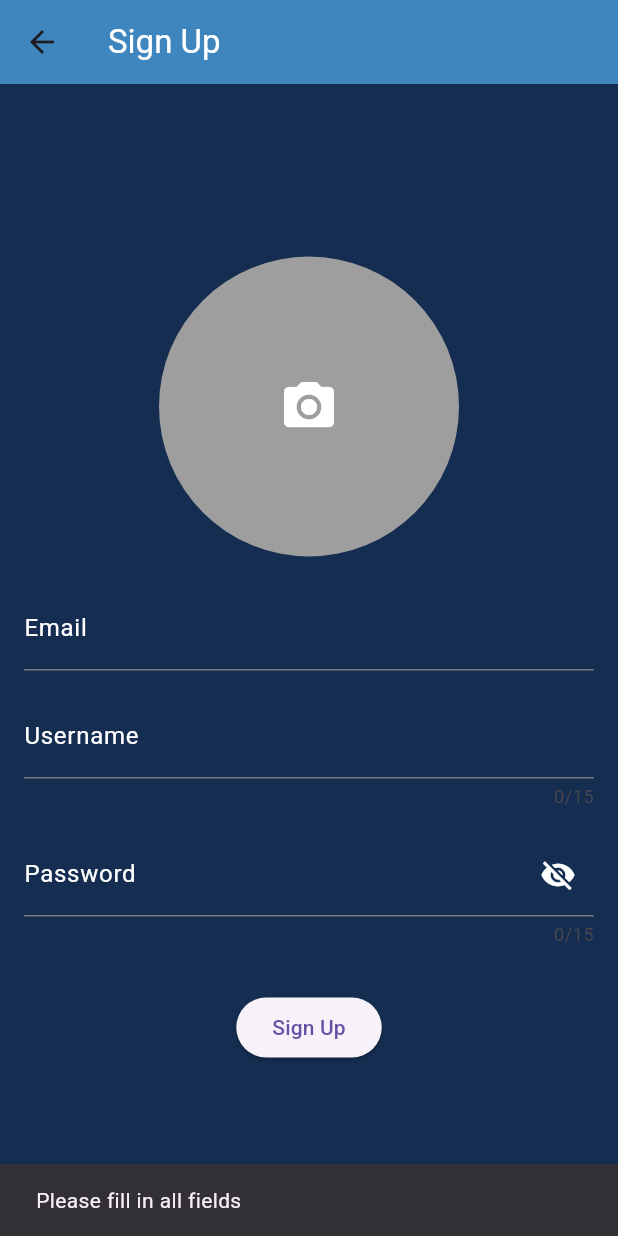
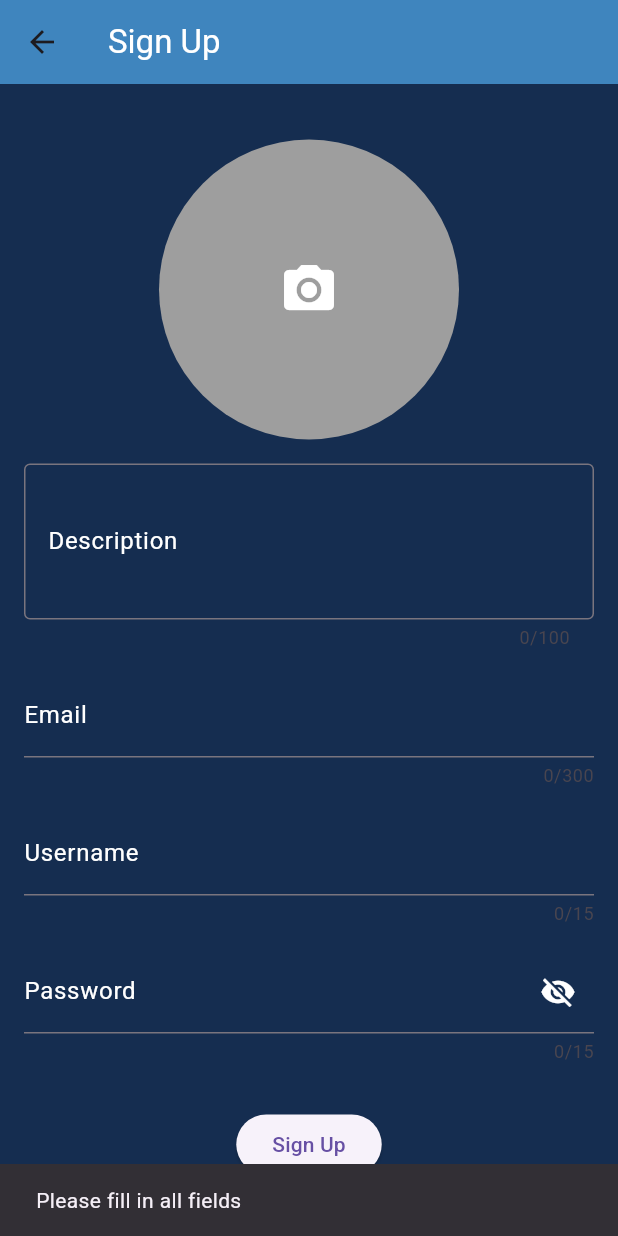
Before and after one commit to casemiromjm/ItemSwap, a Flutter app: the SignupScreen screen opened directly, after a tap on "Sign Up", on a phone screen of 412 x 824 dp. Run offline on Flutter 3.47's test engine with Material 3 defaults, Android fonts, the phone set to English and light mode, and no system bars; our stand-ins replace cloud_firestore, diacritic, file_picker, firebase_auth, firebase_core, flutter_map and 2 more; accounts and stored records are empty.

Commit message:
signup_v1.2.1

```diff
--- a/lib/screens/signup_screen.dart
+++ b/lib/screens/signup_screen.dart
@@ -3,6 +3,7 @@ import 'package:firebase_auth/firebase_auth.dart';
 import 'package:cloud_firestore/cloud_firestore.dart';
 import 'package:flutter/material.dart';
 import 'image_handler.dart';
+import 'home_screen.dart';
 
 class SignupScreen extends StatefulWidget {
   const SignupScreen({super.key});
@@ -12,22 +13,18 @@ class SignupScreen extends StatefulWidget {
 }
 
 class _SignupScreenState extends State<SignupScreen> {
-  final TextEditingController _emailController =
-      TextEditingController(); // Email controller
+  final TextEditingController _emailController = TextEditingController();
   final TextEditingController _usernameController = TextEditingController();
   final TextEditingController _passwordController = TextEditingController();
+  final TextEditingController _descriptionController = TextEditingController();
   String? _imageBase64;
-  bool _isPasswordVisible = false; // Track password visibility
-  bool _isLoading = false; // Track the loading state
+  bool _isPasswordVisible = false;
+  bool _isLoading = false;
   String _errorMessage = '';
 
-  // Firebase Auth instance
   final FirebaseAuth _auth = FirebaseAuth.instance;
-
-  // Firebase Firestore instance
   final FirebaseFirestore _firestore = FirebaseFirestore.instance;
 
-  // Function to pick image
   Future<void> _pickImage() async {
     await pickImage((compressedImageBase64) {
       setState(() {
@@ -36,12 +33,12 @@ class _SignupScreenState extends State<SignupScreen> {
     });
   }
 
-  // Function to send verification email and create user if verified
   Future<void> _signUp() async {
     if (_usernameController.text.isEmpty ||
         _passwordController.text.isEmpty ||
         _imageBase64 == null ||
-        _emailController.text.isEmpty) {
+        _emailController.text.isEmpty ||
+        _descriptionController.text.isEmpty) {
       ScaffoldMessenger.of(context).showSnackBar(
         const SnackBar(content: Text('Please fill in all fields')),
       );
@@ -50,18 +47,16 @@ class _SignupScreenState extends State<SignupScreen> {
 
     setState(() {
       _isLoading = true;
-      _errorMessage = ''; // Reset error message
+      _errorMessage = '';
     });
 
     try {
-      // Create user using FirebaseAuth with email
       UserCredential userCredential = await _auth
           .createUserWithEmailAndPassword(
-            email: _emailController.text, // Use the email entered by the user
+            email: _emailController.text,
             password: _passwordController.text,
           );
 
-      // Send verification email
       await userCredential.user!.sendEmailVerification();
 
       ScaffoldMessenger.of(context).showSnackBar(
@@ -70,12 +65,10 @@ class _SignupScreenState extends State<SignupScreen> {
         ),
       );
 
-      // After sending email, allow user to check verification status manually
       setState(() {
         _isLoading = false;
       });
 
-      // You can guide the user here to check their email and manually refresh
       _showVerificationDialog(userCredential.user!);
     } on FirebaseAuthException catch (e) {
       setState(() {
@@ -85,7 +78,6 @@ class _SignupScreenState extends State<SignupScreen> {
     }
   }
 
-  // Show a dialog asking the user to check their email and refresh the status
   void _showVerificationDialog(User user) {
     showDialog(
       context: context,
@@ -99,11 +91,9 @@ class _SignupScreenState extends State<SignupScreen> {
               const SizedBox(height: 10),
               ElevatedButton(
                 onPressed: () async {
-                  // Reload the user and check email verification status
                   await user.reload();
                   User? updatedUser = _auth.currentUser;
 
-                  // Make sure the user is reloaded correctly
                   if (updatedUser != null && updatedUser.emailVerified) {
                     Navigator.of(context).pop();
                     _createUserInFirestore(updatedUser);
@@ -127,18 +117,22 @@ class _SignupScreenState extends State<SignupScreen> {
     );
   }
 
-  // Function to save user to Firestore
   Future<void> _createUserInFirestore(User user) async {
     String userId = user.uid;
 
-    // Save user data to Firestore, including userCreatedCount
     await _firestore.collection('users').doc(userId).set({
       'username': _usernameController.text,
       'image': _imageBase64,
+      'description': _descriptionController.text,
       'created_at': Timestamp.now(),
       'items_given': 0,
       'items_received': 0,
     });
+
+    Navigator.pushReplacement(
+      context,
+      MaterialPageRoute(builder: (context) => HomeScreen()),
+    );
 
     ScaffoldMessenger.of(
       context,
@@ -179,9 +173,22 @@ class _SignupScreenState extends State<SignupScreen> {
                             : null,
                   ),
                 ),
-                const SizedBox(height: 20),
+                const SizedBox(height: 16),
                 TextField(
-                  controller: _emailController, // Email input field
+                  maxLength: 100,
+                  maxLines: 3,
+                  controller: _descriptionController,
+                  decoration: const InputDecoration(
+                    labelText: 'Description',
+                    labelStyle: TextStyle(color: Colors.white),
+                    border: OutlineInputBorder(),
+                  ),
+                  style: const TextStyle(color: Colors.white),
+                ),
+                const SizedBox(height: 16),
+                TextField(
+                  controller: _emailController,
+                  maxLength: 300,
                   decoration: const InputDecoration(
                     labelText: 'Email',
                     labelStyle: TextStyle(color: Colors.white),
@@ -202,8 +209,7 @@ class _SignupScreenState extends State<SignupScreen> {
                 TextField(
                   maxLength: 15,
                   controller: _passwordController,
-                  obscureText:
-                      !_isPasswordVisible, // Toggle password visibility
+                  obscureText: !_isPasswordVisible,
                   decoration: InputDecoration(
                     labelText: 'Password',
                     labelStyle: const TextStyle(color: Colors.white),
@@ -225,10 +231,7 @@ class _SignupScreenState extends State<SignupScreen> {
                 ),
                 const SizedBox(height: 30),
                 ElevatedButton(
-                  onPressed:
-                      _isLoading
-                          ? null
-                          : _signUp, // Disable button while loading
+                  onPressed: _isLoading ? null : _signUp,
                   child:
                       _isLoading
                           ? const CircularProgressIndicator()
```
